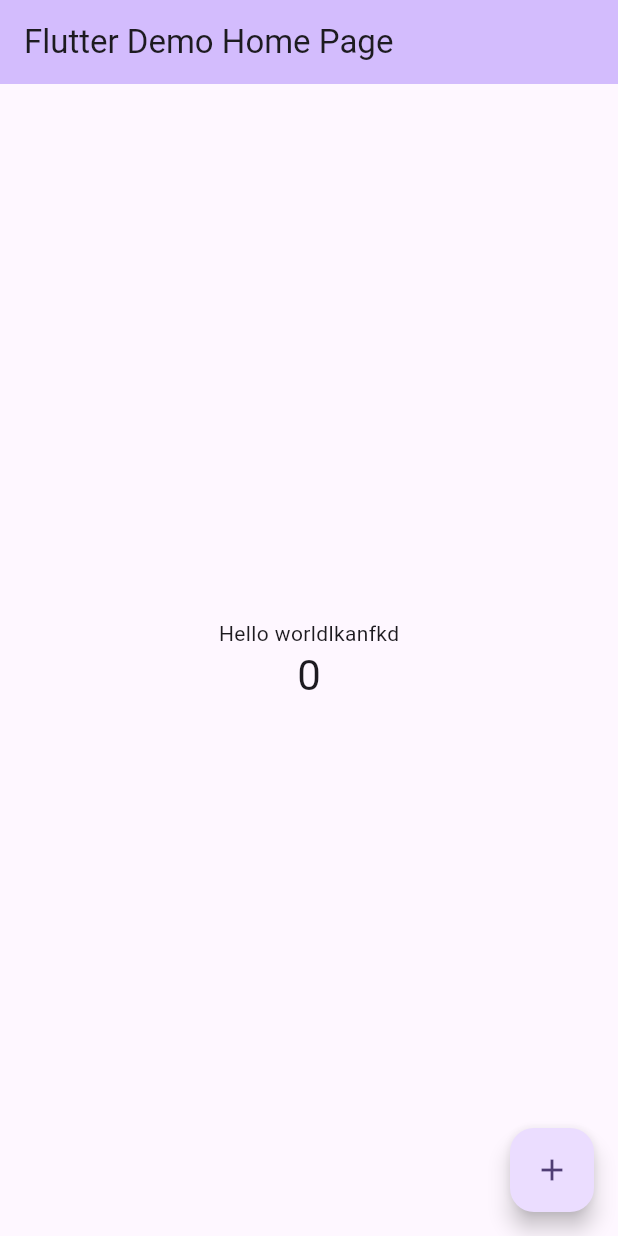
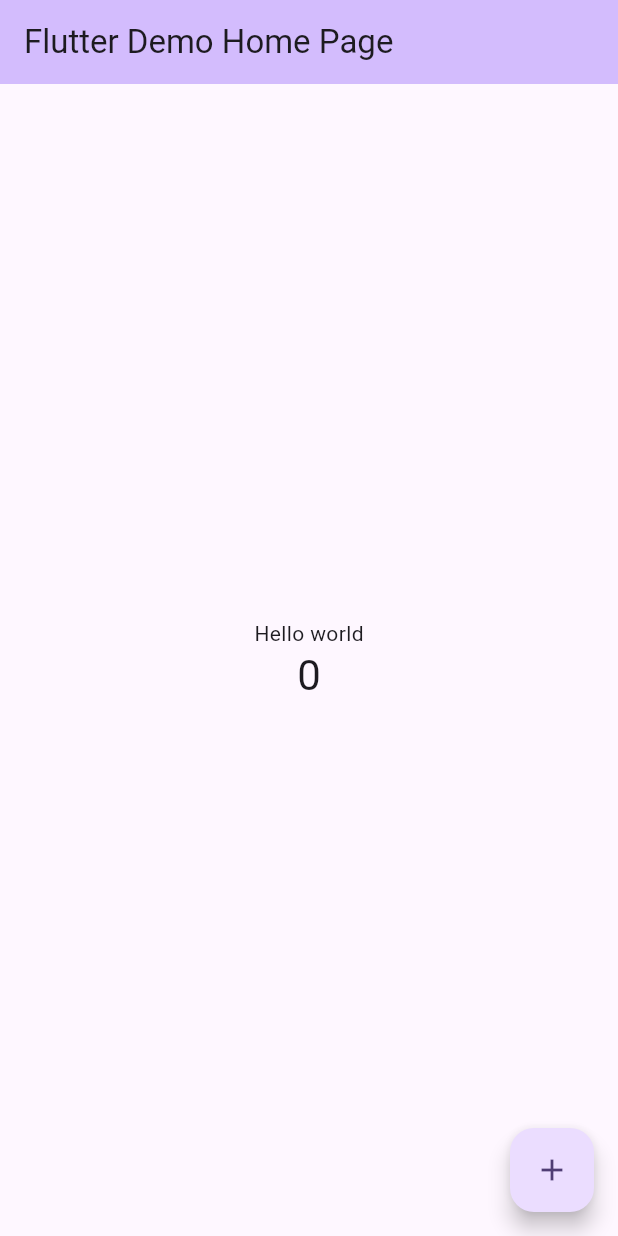
Before and after one commit to Arpitpandey18/flutter_application_1, a Flutter app: the screen it shows after launch, on a phone screen of 412 x 824 dp. Run offline on Flutter 3.47's test engine with Material 2 defaults, Android fonts, the phone set to English and light mode, and no system bars.

Commit message:
changes to world..

```diff
--- a/lib/main.dart
+++ b/lib/main.dart
@@ -106,7 +106,7 @@ class _MyHomePageState extends State<MyHomePage> {
           mainAxisAlignment: MainAxisAlignment.center,
           children: <Widget>[
             const Text(
-              'Hello worldlkanfkd',
+              'Hello world',
 
             ),
             Text(
```
